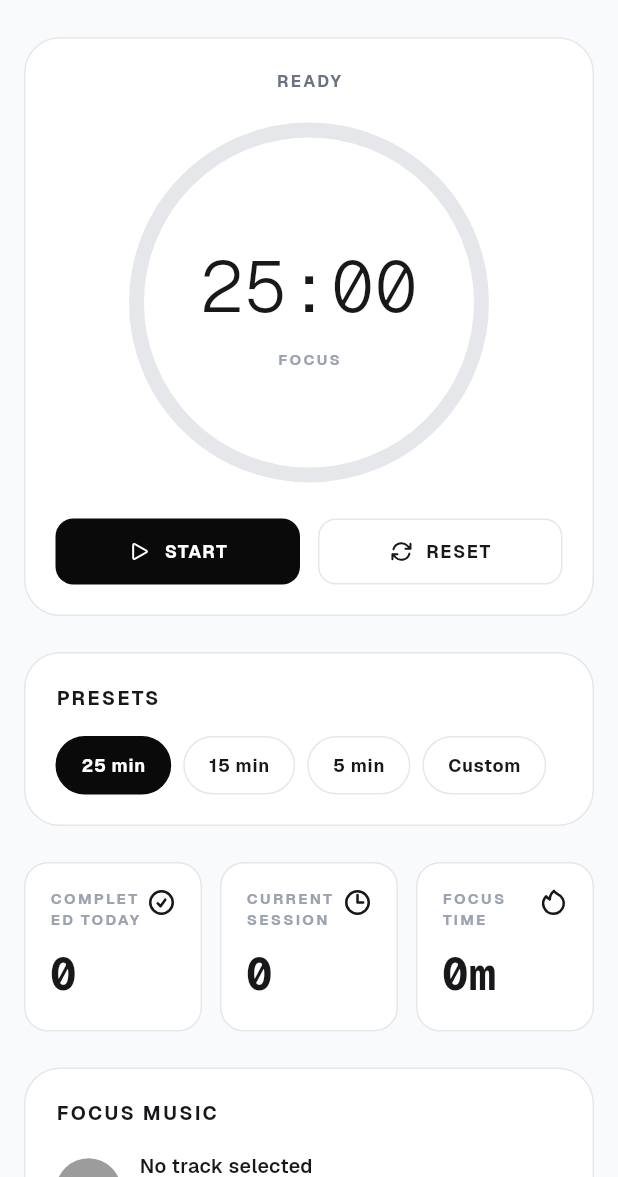
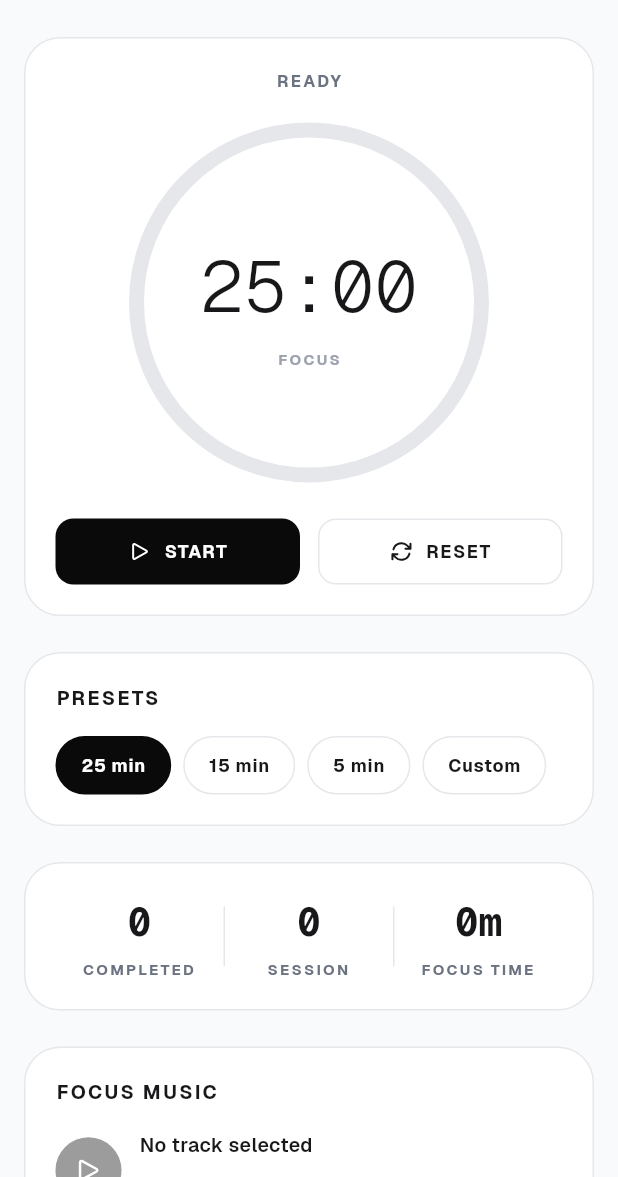
Before and after one commit to naijagamerx/openplan.work, a Flutter app: the PomodoroScreen screen opened by its route, on a phone screen of 412 x 824 dp, the part 59-1236 px from its top. Run offline on Flutter 3.47's test engine with Material 3 defaults, Android fonts, the phone set to English and light mode, and no system bars; our stand-ins replace dio, flutter_local_notifications, flutter_markdown, flutter_riverpod, flutter_secure_storage, flutter_svg and 6 more; missing offline and left inert: file_selector, markdown; accounts and stored records are empty; network calls fail.

Commit message:
feat(pomodoro-flutter): auto-play focus music with the timer + clean stat strip
Focus music now plays alongside a running Pomodoro out of the box:
- Play-while-running and Loop default ON (were both off, so music never
  started unless the user hunted for the toggles).
- The first library track is auto-selected once the library loads
  (ref.listen on pomodoroMusicProvider), so "play while running" has
  something to play without picking a track first. Starting the timer
  auto-plays it; pausing/resetting stops it (existing _onControllerChanged
  reconcile). Verified on-device: ExoPlayer AudioTrack starts on START and
  stops on PAUSE.

Stat cards reorganized: the three narrow bordered tiles (whose long labels
wrapped mid-word — "COMPL / ETED / TODAY") are now one unified strip
(number over short label, hairline dividers), giving each stat ~2x the
width so labels sit on a single line. Dropped the now-unused StatCard import.

Verified on-device (0E64B08I24103F61): timer counts down; music auto-plays
and loops with the timer and pauses when paused; both toggles show ON; stat
strip reads COMPLETED | SESSION | FOCUS TIME cleanly.

Co-Authored-By: Claude Opus 4.8 (1M context) <noreply@anthropic.com>

```diff
--- a/flutter_app/lib/screens/pomodoro_screen.dart
+++ b/flutter_app/lib/screens/pomodoro_screen.dart
@@ -18,7 +18,6 @@ import '../widgets/pomodoro_music_player.dart';
 import '../widgets/progress_ring.dart';
 import '../widgets/section_card.dart';
 import '../widgets/skeleton.dart';
-import '../widgets/stat_card.dart';
 
 /// Full Pomodoro screen — mirrors mobile/views/pomodoro.php.
 /// Reachable from the Menu hub (not a primary tab), so it uses a plain
@@ -39,8 +38,10 @@ class _PomodoroScreenState extends ConsumerState<PomodoroScreen> {
   PomodoroTrack? _selectedTrack;
   bool _musicPlaying = false;
   double _volume = 0.7;
-  bool _loop = false;
-  bool _playWhileRunning = false;
+  // Defaults ON: focus music should play alongside a running Pomodoro and loop
+  // for the whole session without the user toggling anything first.
+  bool _loop = true;
+  bool _playWhileRunning = true;
   bool _uploading = false;
 
   PomodoroController? _watchedCtrl;
@@ -83,6 +84,20 @@ class _PomodoroScreenState extends ConsumerState<PomodoroScreen> {
   @override
   Widget build(BuildContext context) {
     final ctrl = ref.watch(pomodoroControllerProvider);
+    // Auto-select the first library track once it loads so "play while running"
+    // has something to play out of the box. If the timer is already running,
+    // start playback immediately; otherwise it kicks in when the timer starts.
+    ref.listen<AsyncValue<List<PomodoroTrack>>>(pomodoroMusicProvider,
+        (prev, next) {
+      next.whenData((list) {
+        if (_selectedTrack == null && list.isNotEmpty) {
+          setState(() {
+            _selectedTrack = list.first;
+            _musicPlaying = _playWhileRunning && ctrl.isRunning;
+          });
+        }
+      });
+    });
     return Scaffold(
       appBar: AppBar(
         leading: IconButton(
@@ -481,36 +496,59 @@ class _PresetChip extends StatelessWidget {
 // Stats row: Completed Today / Current Session / Focus Time.
 // ---------------------------------------------------------------------------
 
+/// Three focus stats in one unified strip (number over label, hairline
+/// dividers). One wide card reads cleaner than three narrow bordered tiles,
+/// whose long labels wrapped mid-word ("COMPL / ETED / TODAY").
 class _StatsRow extends StatelessWidget {
   const _StatsRow({required this.ctrl});
   final PomodoroController ctrl;
 
   @override
   Widget build(BuildContext context) {
-    return Row(
+    final p = AppPalette.of(context);
+    Widget divider() => Container(width: 1, height: 40, color: p.border);
+    return SectionCard(
+      child: Row(
+        crossAxisAlignment: CrossAxisAlignment.center,
         children: [
           Expanded(
-          child: StatCard(
-            label: 'Completed Today',
-            iconPath: HeroPaths.checkCircle,
-            valueInt: ctrl.completedToday,
+            child: _Stat(
+                value: '${ctrl.completedToday}', label: 'Completed'),
           ),
+          divider(),
+          Expanded(
+            child: _Stat(
+                value: '${ctrl.currentSession}', label: 'Session'),
           ),
-        const SizedBox(width: 12),
+          divider(),
           Expanded(
-          child: StatCard(
-            label: 'Current Session',
-            iconPath: HeroPaths.clock,
-            valueInt: ctrl.currentSession,
+            child: _Stat(
+                value: '${ctrl.totalFocusMinutes}m', label: 'Focus Time'),
           ),
+        ],
       ),
-        const SizedBox(width: 12),
-        Expanded(
-          child: StatCard(
-            label: 'Focus Time',
-            iconPath: HeroPaths.fire,
-            valueText: '${ctrl.totalFocusMinutes}m',
-          ),
+    );
+  }
+}
+
+class _Stat extends StatelessWidget {
+  const _Stat({required this.value, required this.label});
+  final String value;
+  final String label;
+
+  @override
+  Widget build(BuildContext context) {
+    final p = AppPalette.of(context);
+    return Column(
+      mainAxisSize: MainAxisSize.min,
+      children: [
+        Text(value, style: AppType.mono(size: 26, color: p.textPrimary)),
+        const SizedBox(height: 6),
+        Text(
+          label.toUpperCase(),
+          textAlign: TextAlign.center,
+          maxLines: 2,
+          style: AppType.label(context, color: p.textMuted),
         ),
       ],
     );
```
Lines whose indentation alone changed are shown as unchanged.
